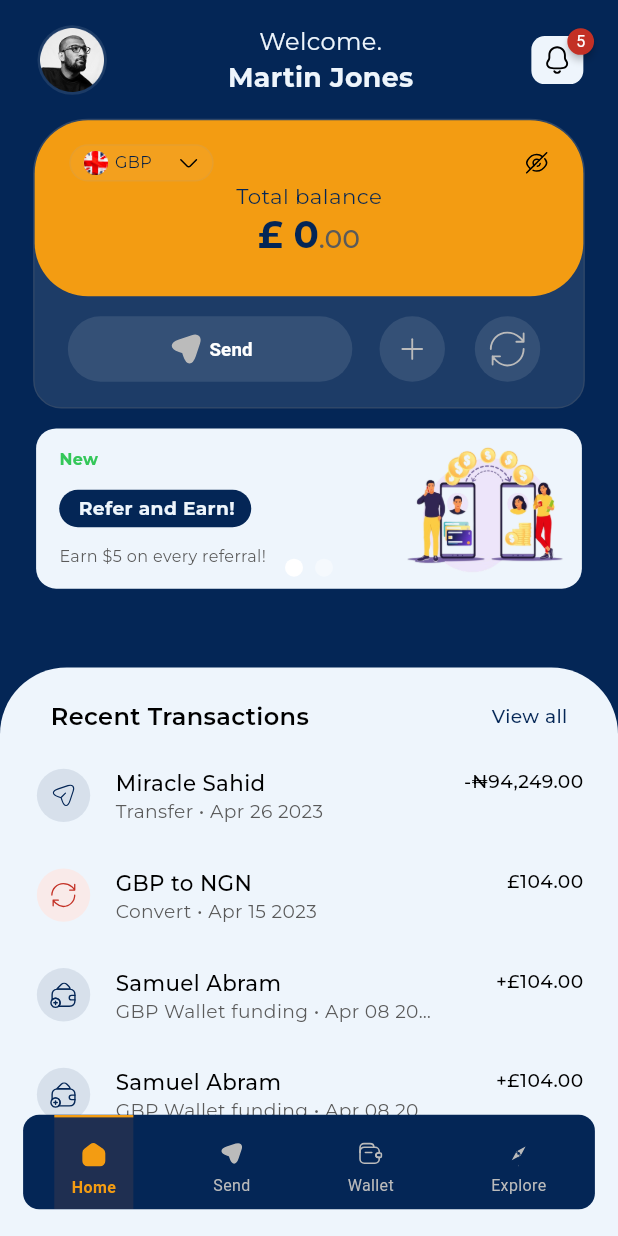
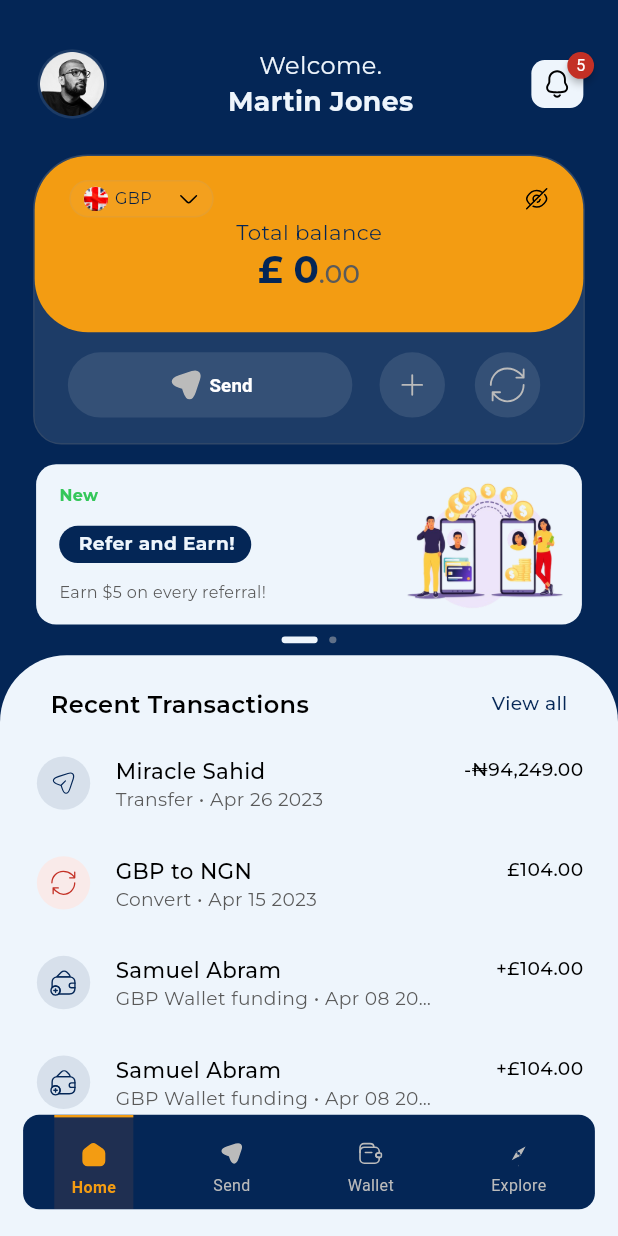
Before and after one commit to Asfemi/bel_home_ui, a Flutter app: the screen it shows after launch, on a phone screen of 412 x 824 dp. Run offline on Flutter 3.47's test engine with Material 3 defaults, Android fonts, the phone set to English and light mode, and no system bars; drawn by our look-alikes of badges, flutter_animate, flutter_carousel_widget; our stand-ins replace animated_toggle_switch, flutter_screenutil, flutter_svg, gap.

Commit message:
fix: layout/indicator not showing properly

```diff
--- a/lib/features/home/presentation/view/home_screen.dart
+++ b/lib/features/home/presentation/view/home_screen.dart
@@ -31,25 +31,23 @@ class _HomeScreenState extends State<HomeScreen> {
     return Scaffold(
       key: _scaffoldKey,
       backgroundColor: AppColors.primaryColour,
-      appBar: HomeAppBar(
+      drawer: const SideMenu(),
+      body: Column(
+        children: [
+          Gap(32),
+          HomeAppBar(
             onMenuPressed: () {
               _scaffoldKey.currentState?.openDrawer();
             },
           ),
-      drawer: const SideMenu(),
-      body: Stack(
-        children: [
+          Gap(24),
           Column(
             children: [
               BalanceCard(),
               Gap(16.h),
               HomeBannerWidget(bannerState: _bannerState),
-            ],
-          ).withSymmetricPadding(horizontal: 24.w),
-          Positioned(
-            bottom: context.screenHeight * 0.47,
-            right: context.screenWidth * 0.5,
-            child: ListenableBuilder(
+              Gap(9.h),
+              ListenableBuilder(
                 listenable: _bannerState,
                 builder: (context, _) {
                   return BannerIndicatorWidget(
@@ -61,11 +59,11 @@ class _HomeScreenState extends State<HomeScreen> {
                   );
                 },
               ),
-          ),
-          Positioned(
-            bottom: 0,
-            left: 0,
-            right: 0,
+              Gap(9.h),
+            ],
+          ).withSymmetricPadding(horizontal: 24.w),
+
+          Expanded(
             child: RecentTransactionWidget()
                 .animate()
                 .slide(
--- a/lib/features/home/presentation/widget/banner_indicator_widget.dart
+++ b/lib/features/home/presentation/widget/banner_indicator_widget.dart
@@ -22,15 +22,15 @@ class BannerIndicatorWidget extends StatelessWidget {
         return GestureDetector(
           onTap: () => onDotTapped(index),
           child: Container(
-            width: 8.w,
-            height: 8.h,
+            width: currentIndex == index ? 25.w : 5.w,
+            height: 5.h,
             margin: EdgeInsets.symmetric(horizontal: 4.w),
             decoration: BoxDecoration(
-              shape: BoxShape.circle,
+              borderRadius: BorderRadius.circular(4.r),
               color:
                   currentIndex == index
-                      ? AppColors.primaryColour
-                      : AppColors.primaryColour.withValues(alpha: 0.3),
+                      ? AppColors.whiteBackgroundColour
+                      : AppColors.iconGreyColour.withValues(alpha: 0.5),
             ),
           ),
         );
--- a/lib/features/home/presentation/widget/home_app_bar.dart
+++ b/lib/features/home/presentation/widget/home_app_bar.dart
@@ -12,7 +12,7 @@ class HomeAppBar extends StatelessWidget implements PreferredSizeWidget {
   const HomeAppBar({super.key, this.onMenuPressed});
 
   @override
-  Size get preferredSize => Size.fromHeight(90.h);
+  Size get preferredSize => Size.fromHeight(100.h);
 
   @override
   Widget build(BuildContext context) {
--- a/lib/features/home/presentation/widget/home_banner_widget.dart
+++ b/lib/features/home/presentation/widget/home_banner_widget.dart
@@ -42,6 +42,7 @@ class _HomeBannerWidgetState extends State<HomeBannerWidget> {
         autoPlayAnimationDuration: const Duration(milliseconds: 800),
         autoPlayCurve: Curves.fastOutSlowIn,
         enlargeCenterPage: false,
+        showIndicator: false,
         onPageChanged: (index, reason) {
           widget.bannerState.updateIndex(index);
         },
```
Lines whose indentation alone changed are shown as unchanged.
